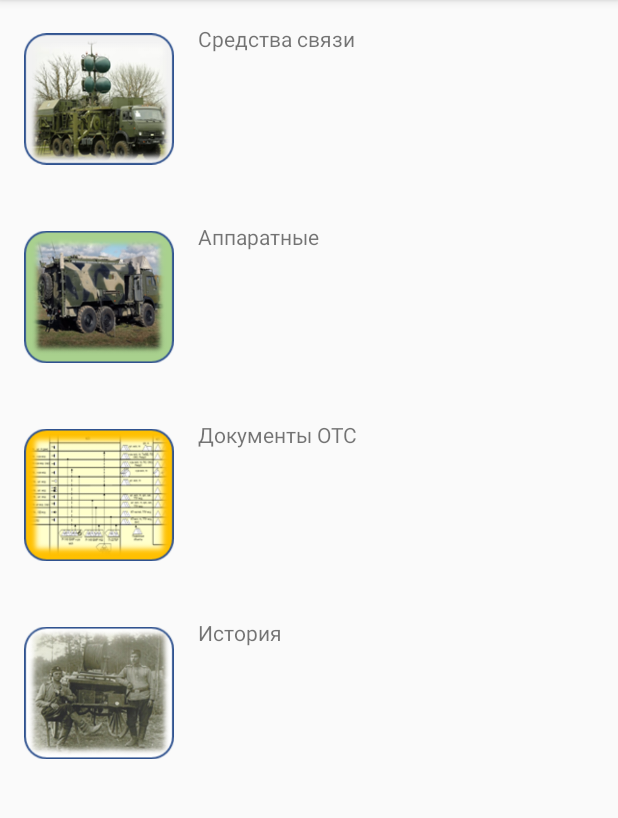
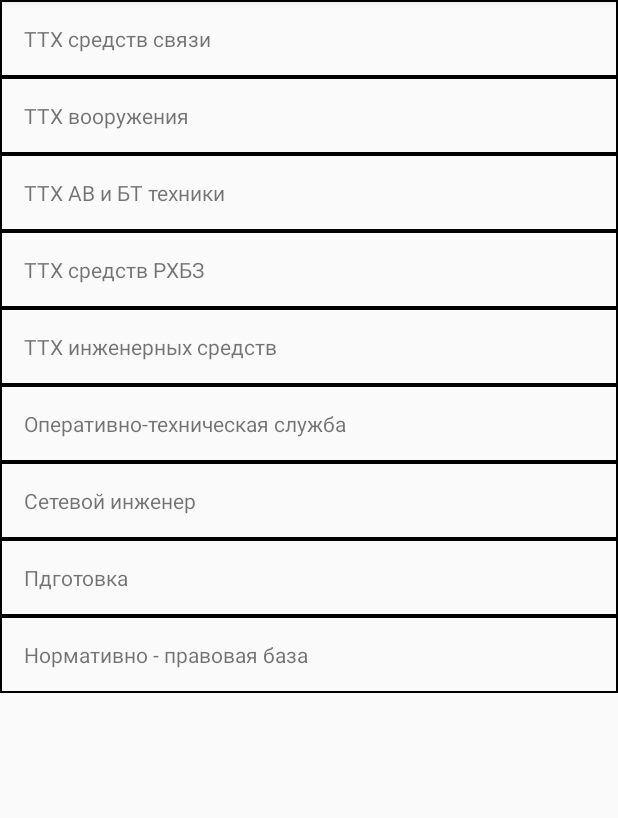
Before and after one commit to smartbulletosx/MUIRSUUS, an Android app: the screen it shows after launch (TTH before the commit, TTHActivity after it), after a tap on "ИНФОРМАЦИОННЫЙ БЛОК", on a phone screen of 412 x 824 dp, the part 84-902 px from its top. Run offline under Robolectric (Android 15) with nearby library versions, the phone set to English and light mode, and no system bars; our stand-ins replace navigation-ui.

Commit message:
Добавлен список пунктов

```diff
--- a/app/src/main/AndroidManifest.xml
+++ b/app/src/main/AndroidManifest.xml
@@ -12,8 +12,9 @@
         android:supportsRtl="true"
         android:theme="@style/AppTheme"
         android:usesCleartextTraffic="true">
-        <activity android:name=".TTH"></activity>
-        <activity android:name=".InformationActivity" />
+        <activity android:name=".adapters.Puncts"></activity>
+        <activity android:name=".TTHActivity" />
+        <activity android:name=".MeansOfCommunication" />
         <activity
             android:name=".SplashActivity"
             android:theme="@style/SplashTheme">
--- a/app/src/main/java/com/example/muirsuus/TTH.java
+++ /dev/null
@@ -1,75 +0,0 @@
-package com.example.muirsuus;
-
-import androidx.appcompat.app.AppCompatActivity;
-import androidx.recyclerview.widget.LinearLayoutManager;
-import androidx.recyclerview.widget.RecyclerView;
-
-import android.content.Intent;
-import android.os.Bundle;
-import android.view.LayoutInflater;
-import android.view.View;
-import android.widget.ArrayAdapter;
-import android.widget.Button;
-import android.widget.ListView;
-
-import com.example.muirsuus.adapters.StartAdapter;
-import com.example.muirsuus.adapters.TTHAdapter;
-
-import java.util.ArrayList;
-import java.util.List;
-
-public class TTH extends AppCompatActivity {
-    private RecyclerView mRecyclerView;
-    private RecyclerView.Adapter mAdapter;
-    private RecyclerView.LayoutManager layoutManager;
-    private TTHAdapter adapter;
-    private final List<CardClass> SCHEMES = new ArrayList<CardClass>();
-    final static public int[] layouts = {R.layout.activity_main1,R.layout.activity_main2,R.layout.activity_main3,R.layout.activity_main4};
-
-    @Override
-    protected void onCreate(Bundle savedInstanceState) {
-
-        super.onCreate(savedInstanceState);
-        setContentView(R.layout.tth_activity);
-
-        SCHEMES.add(new CardClass(R.drawable.ic_1,"Средства связи"));
-        SCHEMES.add(new CardClass(R.drawable.ic_2,"Аппаратные"));
-        SCHEMES.add(new CardClass(R.drawable.ic_3,"Документы ОТС"));
-        SCHEMES.add(new CardClass(R.drawable.ic_4,"История"));
-
-        mRecyclerView = (RecyclerView)findViewById(R.id.tth_recycler);
-        mRecyclerView.setHasFixedSize(true);
-        // use a linear layout manager
-        layoutManager = new LinearLayoutManager(this, LinearLayoutManager.VERTICAL, false);
-        mRecyclerView.setLayoutManager(layoutManager);
-        //--------------------------------------------
-        //------------------------------------
-        //title = (TextView)findViewById(R.id.tvStartActivity);
-        //------------------------------------
-        StartAdapter();
-
-
-    }
-
-    public void StartAdapter(){
-
-        //List<String> photoLinks = GetLinkImages(NAME_OF_SCHEME);
-        //final String photoLinksStr[] = photoLinks.toArray(new String[0]);
-
-//-----------------------------------------------------------------------------
-        final IRecyclerViewClickListener listener = new IRecyclerViewClickListener() {
-            @Override
-            public void onClick(View view, int position) {
-                Intent i = new Intent(getApplicationContext(), MainActivity.class);
-
-                i.putExtra("POSITION",position);
-                i.putExtra("layout",layouts[position]);
-                startActivity(i);
-            }
-        };
-//-----------------------------------------------------------------------------
-        adapter = new TTHAdapter(SCHEMES);
-        mRecyclerView.setAdapter(adapter);
-        //mRecyclerView.scrollToPosition(1);
-    }
-}
--- /dev/null
+++ b/app/src/main/java/com/example/muirsuus/TTHActivity.java
@@ -0,0 +1,69 @@
+package com.example.muirsuus;
+
+import androidx.appcompat.app.AppCompatActivity;
+import androidx.recyclerview.widget.LinearLayoutManager;
+import androidx.recyclerview.widget.RecyclerView;
+
+import android.content.Intent;
+import android.os.Bundle;
+import android.util.Log;
+
+import com.example.muirsuus.adapters.TTHAdapter;
+
+import java.util.ArrayList;
+import java.util.List;
+
+public class TTHActivity extends AppCompatActivity implements TTHAdapter.OnTthListener {
+    private RecyclerView mRecyclerView;
+    private RecyclerView.Adapter mAdapter;
+    private RecyclerView.LayoutManager layoutManager;
+    private TTHAdapter adapter;
+    private final List<String> SCHEMES = new ArrayList<String>();
+
+
+
+    @Override
+    protected void onCreate(Bundle savedInstanceState) {
+
+        super.onCreate(savedInstanceState);
+        setContentView(R.layout.tth_activity);
+
+        SCHEMES.add("ТТХ средств связи");
+        SCHEMES.add("ТТХ вооружения");
+        SCHEMES.add("ТТХ АВ и БТ техники");
+        SCHEMES.add("ТТХ средств РХБЗ");
+        SCHEMES.add("ТТХ инженерных средств");
+        SCHEMES.add("Оперативно-техническая служба");
+        SCHEMES.add("Сетевой инженер");
+        SCHEMES.add("Пдготовка");
+        SCHEMES.add("Нормативно - правовая база");
+
+        mRecyclerView = (RecyclerView)findViewById(R.id.tth_recycler);
+        mRecyclerView.setHasFixedSize(true);
+
+        // use a linear layout manager
+        layoutManager = new LinearLayoutManager(this, LinearLayoutManager.VERTICAL, false);
+        mRecyclerView.setLayoutManager(layoutManager);
+
+
+        StartAdapter();
+
+
+    }
+
+    public void StartAdapter(){
+
+        adapter = new TTHAdapter(SCHEMES, this);
+        mRecyclerView.setAdapter(adapter);
+    }
+
+    final  String LOG = "MyLogs";
+    @Override
+    public void onTthClick(int position) {
+
+        Intent intent = new Intent(TTHActivity.this, MeansOfCommunication.class);
+        intent.putExtra("name", position);
+        Log.d(LOG, "startActivity");
+        startActivity(intent);
+    }
+}
--- a/app/src/main/java/com/example/muirsuus/adapters/TTHAdapter.java
+++ b/app/src/main/java/com/example/muirsuus/adapters/TTHAdapter.java
@@ -19,11 +19,14 @@ import java.util.List;
 
 public class TTHAdapter extends RecyclerView.Adapter<TTHAdapter.MyViewHolder> {
 
-    private List<CardClass> mLinks;
+    private List<String> mLinks;
     IRecyclerViewClickListener clickListener;
+    private OnTthListener mOnTthListener;
 
-    public TTHAdapter(List<CardClass> mLinks){this.mLinks = mLinks;}
-
+    public TTHAdapter(List<String> mLinks, OnTthListener onTthListener){
+        this.mLinks = mLinks;
+        this.mOnTthListener = onTthListener;
+    }
 
 
     @NonNull
@@ -32,14 +35,13 @@ public class TTHAdapter extends RecyclerView.Adapter<TTHAdapter.MyViewHolder> {
         ViewGroup viewGroup;
         LayoutInflater inflater = LayoutInflater.from(parent.getContext());
         View v = inflater.inflate(R.layout.item_tth,parent,false);
-        MyViewHolder vh = new MyViewHolder(v);
+        MyViewHolder vh = new MyViewHolder(v, mOnTthListener);
         return vh;
     }
     @RequiresApi(api = Build.VERSION_CODES.JELLY_BEAN)
     @Override
     public void onBindViewHolder(@NonNull MyViewHolder holder, int position) {
-        holder.text.setText(mLinks.get(position).getTitle());
-        holder.image.setImageResource(mLinks.get(position).getImage());
+        holder.text.setText(mLinks.get(position));
     }
 
     @Override
@@ -47,16 +49,30 @@ public class TTHAdapter extends RecyclerView.Adapter<TTHAdapter.MyViewHolder> {
         return mLinks.size();
     }
 
-    public static class  MyViewHolder extends RecyclerView.ViewHolder{
+    public static class  MyViewHolder extends RecyclerView.ViewHolder implements View.OnClickListener{
         public ImageView image;
         public TextView text;
         public View layout;
+        OnTthListener onTthListener;
 
-        public MyViewHolder(@NonNull View itemView) {
+        public MyViewHolder(@NonNull View itemView, OnTthListener onTthListener) {
             super(itemView);
-            image = (ImageView)itemView.findViewById(R.id.tth_image);
             text = (TextView)itemView.findViewById(R.id.tth_text);
+            this.onTthListener = onTthListener;
+
+            itemView.setOnClickListener(this);
 
         }
+
+        @Override
+        public void onClick(View v) {
+            onTthListener.onTthClick(getAdapterPosition());
+
+        }
+
+
+    }
+    public  interface  OnTthListener {
+        void onTthClick(int position);
     }
 }
--- a/app/src/main/java/com/example/muirsuus/ui/home/HomeFragment.java
+++ b/app/src/main/java/com/example/muirsuus/ui/home/HomeFragment.java
@@ -13,9 +13,8 @@ import androidx.recyclerview.widget.LinearLayoutManager;
 import androidx.recyclerview.widget.RecyclerView;
 
 import com.example.muirsuus.CardClass;
-import com.example.muirsuus.InformationActivity;
 import com.example.muirsuus.R;
-import com.example.muirsuus.TTH;
+import com.example.muirsuus.TTHActivity;
 import com.example.muirsuus.adapters.StartAdapter;
 import com.example.muirsuus.WebActivity;
 
@@ -65,7 +64,7 @@ public class HomeFragment extends Fragment {
         View.OnClickListener onInfBtn = new View.OnClickListener() {
             @Override
             public void onClick(View v) {
-                Intent intent = new Intent(getContext(), TTH.class);
+                Intent intent = new Intent(getContext(), TTHActivity.class);
                 startActivity(intent);
             }
         };
--- /dev/null
+++ b/app/src/main/res/drawable/menu_item_style.xml
@@ -0,0 +1,8 @@
+<?xml version="1.0" encoding="utf-8"?>
+<shape xmlns:android="http://schemas.android.com/apk/res/android" android:shape="rectangle" >
+
+    <stroke
+        android:width="1dp"
+        android:color="#000000"
+        />
+</shape>
--- a/app/src/main/res/layout/activity_information.xml
+++ b/app/src/main/res/layout/activity_puncts.xml
@@ -4,10 +4,6 @@
     xmlns:tools="http://schemas.android.com/tools"
     android:layout_width="match_parent"
     android:layout_height="match_parent"
-    tools:context=".InformationActivity">
+    tools:context=".adapters.Puncts">
 
-    <ListView
-        android:id="@+id/listView"
-        android:layout_width="match_parent"
-        android:layout_height="match_parent" />
 </androidx.constraintlayout.widget.ConstraintLayout>
--- a/app/src/main/res/layout/item_tth.xml
+++ b/app/src/main/res/layout/item_tth.xml
@@ -1,24 +1,15 @@
 <LinearLayout xmlns:android="http://schemas.android.com/apk/res/android"
     android:layout_width="match_parent"
     android:layout_height="wrap_content"
+    android:background="@drawable/menu_item_style"
     android:orientation="horizontal"
     android:padding="16dp">
-    <ImageView
-        android:id="@+id/tth_image"
-        android:layout_marginRight="16dp"
-        android:layout_marginEnd="16dp"
-        android:layout_width="100dp"
-        android:layout_height="100dp" />
 
-    <LinearLayout
-        android:layout_width="match_parent"
-        android:layout_height="wrap_content"
-        android:orientation="vertical">
 
-        <TextView
-            android:id="@+id/tth_text"
-            android:layout_width="wrap_content"
-            android:layout_height="wrap_content" />
+    <TextView
+        android:id="@+id/tth_text"
+        android:layout_width="wrap_content"
+        android:layout_height="wrap_content" />
 
-    </LinearLayout>
+
 </LinearLayout>
```
Also changed, not shown: app/src/main/java/com/example/muirsuus/CardClass.java (+35 -1 lines), app/src/main/java/com/example/muirsuus/ExampleItem.java (added, +41 -0 lines), app/src/main/java/com/example/muirsuus/InformationActivity.java (deleted, +0 -34 lines), app/src/main/java/com/example/muirsuus/MeansOfCommunication.java (added, +112 -0 lines), app/src/main/java/com/example/muirsuus/adapters/InformAdapter.java (deleted, +0 -30 lines), app/src/main/java/com/example/muirsuus/adapters/Puncts.java (added, +19 -0 lines), app/src/main/java/com/example/muirsuus/fragments/tth_fragment.java (deleted, +0 -7 lines), app/src/main/res/layout/item_inform.xml (deleted, +0 -8 lines), app/src/main/res/layout/means_of_communication_layout.xml (added, +21 -0 lines).
